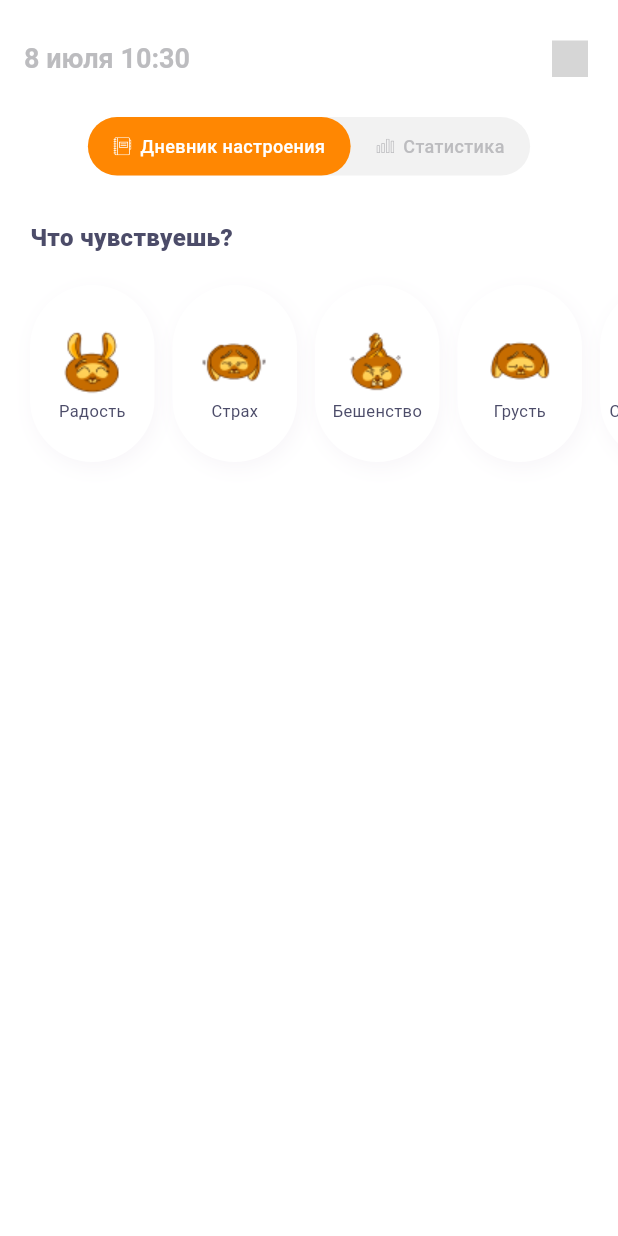
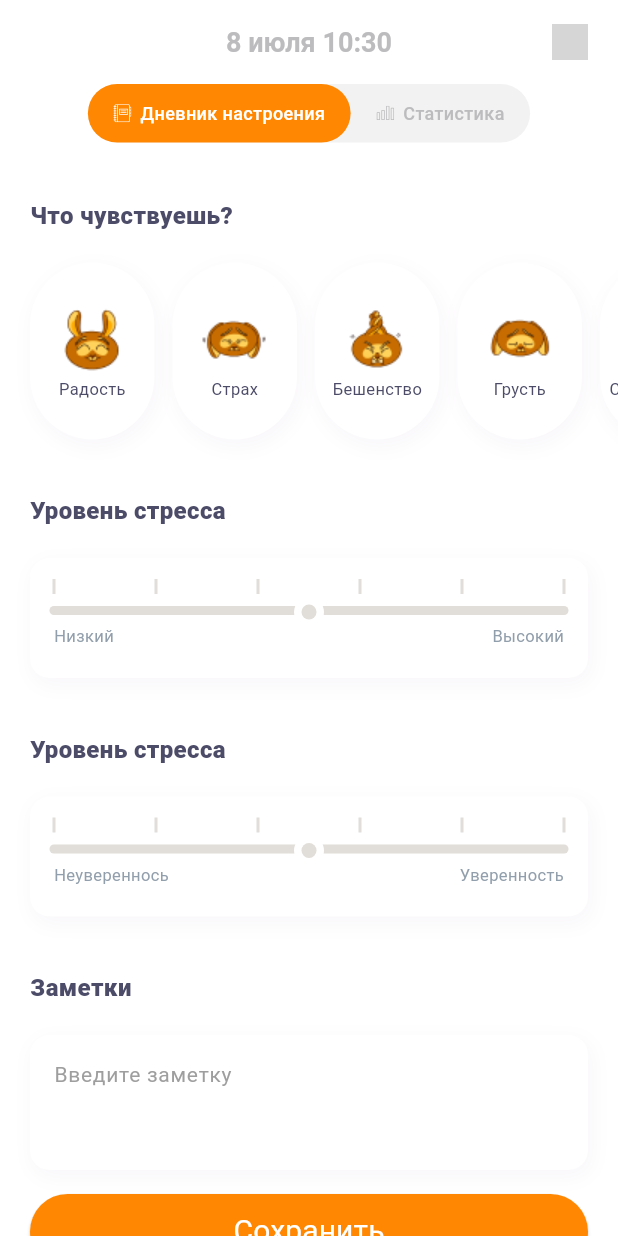
Before and after one commit to Barbos20/test_app_2, a Flutter app: the screen it shows after launch, on a phone screen of 412 x 824 dp. Run offline on Flutter 3.47's test engine with Material 3 defaults, Android fonts, the phone set to English and light mode, and no system bars; our stand-ins replace auto_route, flutter_svg, gap; Roboto replaces fonts that are missing (Nunito); grey boxes are pictures that could not be loaded.

Commit message:
- Добавление слайдера, ввода заметок и кнопки. - Переключение между экранами.

```diff
--- a/lib/src/common/localization/intl/intl_ru.arb
+++ b/lib/src/common/localization/intl/intl_ru.arb
@@ -28,5 +28,7 @@
     "pleasure":"Удовольствие",
     "sensuality":"Чувственность",
     "energy":"Энергичность",
-    "extravagance":"Экстравагантность"
+    "extravagance":"Экстравагантность",
+    "safeData":"Ваши данные записаны и сохранены в статистике.",
+    "close":"Закрыть"
 }
--- a/lib/src/common/localization/l10n.dart
+++ b/lib/src/common/localization/l10n.dart
@@ -349,6 +349,26 @@ class Localized {
       args: [],
     );
   }
+
+  /// `Ваши данные записаны и сохранены в статистике.`
+  String get safeData {
+    return Intl.message(
+      'Ваши данные записаны и сохранены в статистике.',
+      name: 'safeData',
+      desc: '',
+      args: [],
+    );
+  }
+
+  /// `Закрыть`
+  String get close {
+    return Intl.message(
+      'Закрыть',
+      name: 'close',
+      desc: '',
+      args: [],
+    );
+  }
 }
 
 class AppLocalizationDelegate extends LocalizationsDelegate<Localized> {
--- a/lib/src/feature/mood_diary/ui/screens/mood_diary_screen.dart
+++ b/lib/src/feature/mood_diary/ui/screens/mood_diary_screen.dart
@@ -4,11 +4,11 @@ import 'package:flutter_svg/flutter_svg.dart';
 import 'package:gap/gap.dart';
 import 'package:intl/intl.dart';
 import 'package:test_app_2/gen/assets.gen.dart';
-import 'package:test_app_2/src/feature/mood_diary/widgets/feel.dart';
+import 'package:test_app_2/src/feature/mood_diary/ui/screens/mood_page.dart';
+import 'package:test_app_2/src/feature/mood_diary/ui/screens/statistic_page.dart';
 import 'package:test_app_2/src/feature/mood_diary/widgets/switch_point.dart';
 import 'package:test_app_2/src/theme/app_color.dart';
 import 'package:test_app_2/src/theme/app_text_style.dart';
-import 'package:test_app_2/src/widgets/body_with_padding.dart';
 
 @RoutePage()
 class MoodDiaryScreen extends StatefulWidget {
@@ -19,10 +19,10 @@ class MoodDiaryScreen extends StatefulWidget {
 }
 
 class _MoodDiaryScreenState extends State<MoodDiaryScreen> {
-  String? selectedPoint;
-  String? selectedDescription;
+  final date = DateFormat('d MMMM HH:mm', 'ru').format(DateTime.now());
+  late PageController pageController = PageController();
+  double _pageIndex = 0;
   bool isMoodDiarySelected = true;
-  final date = DateFormat('d MMMM HH:mm', 'ru').format(DateTime.now());
 
   void toggleSelection() {
     setState(() {
@@ -30,16 +30,10 @@ class _MoodDiaryScreenState extends State<MoodDiaryScreen> {
     });
   }
 
-  void onPointSelected(String point) {
-    setState(() {
-      selectedPoint = point;
-    });
+  void _handleBack() {
+    if (_pageIndex > 0) {
+      _transition(pageController, (_pageIndex * 2).toInt() - 1);
     }
-
-  void onDescriptionSelected(String description) {
-    setState(() {
-      selectedDescription = description;
-    });
   }
 
   @override
@@ -47,12 +41,14 @@ class _MoodDiaryScreenState extends State<MoodDiaryScreen> {
     return Scaffold(
       appBar: PreferredSize(
         preferredSize: const Size.fromHeight(kToolbarHeight),
-        child: Padding(
-          padding: const EdgeInsets.only(top: 22),
         child: AppBar(
+          centerTitle: true,
+          backgroundColor: AppColors.white,
           title: Text(
             date,
-              style: AppTextStyle.style18w700.copyWith(color: AppColors.grey2),
+            style: AppTextStyle.style18w700.copyWith(
+              color: AppColors.grey2,
+            ),
           ),
           actions: [
             Padding(
@@ -69,26 +65,53 @@ class _MoodDiaryScreenState extends State<MoodDiaryScreen> {
           ],
         ),
       ),
-      ),
-      body: bodyWithPadding(
-        child: Center(
+      body: SafeArea(
         child: Column(
           children: [
             SwitchPoint(
-                toggleSelection: toggleSelection,
+              toggleSelection: () {
+                toggleSelection();
+                _transition(pageController, isMoodDiarySelected ? 0 : 1);
+              },
               isMoodDiarySelected: isMoodDiarySelected,
             ),
-              const Gap(30),
-              Feel(
-                selectedPoint: selectedPoint,
-                selectedDescription: selectedDescription,
-                onPointSelected: onPointSelected,
-                onDescriptionSelected: onDescriptionSelected,
+            const Gap(15),
+            Expanded(
+              child: PageView.builder(
+                physics: const NeverScrollableScrollPhysics(),
+                controller: pageController,
+                onPageChanged: (value) {
+                  setState(() {
+                    _pageIndex = value / 9;
+                  });
+                },
+                itemBuilder: (context, index) {
+                  switch (index) {
+                    case 0:
+                      return MoodPage(
+                        onNext: () => _transition(pageController, 1),
+                        onBack: _handleBack,
+                      );
+                    case 1:
+                      return StatisticPage(
+                        onNext: () => _transition(pageController, 2),
+                        onBack: _handleBack,
+                      );
+                  }
+                  return null;
+                },
+              ),
             ),
           ],
-          ),
         ),
       ),
     );
   }
 }
+
+_transition(PageController pageController, int pageIndex) =>
+    pageController.animateToPage(
+      pageIndex,
+      duration: const Duration(milliseconds: 500),
+      curve: Curves.easeInOutCubic,
+    );
--- /dev/null
+++ b/lib/src/feature/mood_diary/ui/screens/mood_page.dart
@@ -0,0 +1,95 @@
+import 'package:flutter/material.dart';
+import 'package:gap/gap.dart';
+import 'package:test_app_2/src/common/localization/l10n.dart';
+import 'package:test_app_2/src/feature/mood_diary/widgets/btn.dart';
+import 'package:test_app_2/src/feature/mood_diary/widgets/feel.dart';
+import 'package:test_app_2/src/feature/mood_diary/widgets/notes.dart';
+import 'package:test_app_2/src/feature/mood_diary/widgets/self_assessment.dart';
+import 'package:test_app_2/src/feature/mood_diary/widgets/stress_level.dart';
+import 'package:test_app_2/src/widgets/body_with_padding.dart';
+
+class MoodPage extends StatefulWidget {
+  const MoodPage({
+    super.key,
+    this.onNext,
+    this.onBack,
+  });
+
+  final VoidCallback? onNext;
+  final VoidCallback? onBack;
+
+  @override
+  State<MoodPage> createState() => _MoodPageState();
+}
+
+class _MoodPageState extends State<MoodPage> {
+  TextEditingController notesController = TextEditingController();
+  String? selectedPoint;
+  String? selectedDescription;
+  double stressSliderValue = 2.5;
+  double selfAssessmentSliderValue = 2.5;
+
+  void onPointSelected(String point) {
+    setState(() {
+      selectedPoint = point;
+    });
+  }
+
+  void onDescriptionSelected(String description) {
+    setState(() {
+      selectedDescription = description;
+    });
+  }
+
+  void _updateStressSliderValue(double value) {
+    setState(() {
+      stressSliderValue = value;
+    });
+  }
+
+  void _updateSelfAssessmentSliderValue(double value) {
+    setState(() {
+      selfAssessmentSliderValue = value;
+    });
+  }
+
+  @override
+  Widget build(BuildContext context) {
+    return SingleChildScrollView(
+      child: bodyWithPadding(
+        child: Center(
+          child: Column(
+            children: [
+              Feel(
+                selectedPoint: selectedPoint,
+                selectedDescription: selectedDescription,
+                onPointSelected: onPointSelected,
+                onDescriptionSelected: onDescriptionSelected,
+              ),
+              const Gap(36),
+              StressLevel(
+                sliderValue: stressSliderValue,
+                onSliderChange: _updateStressSliderValue,
+                leftTitle: Localized.of(context).lowLevel,
+                rightTitle: Localized.of(context).hightLevel,
+              ),
+              const Gap(36),
+              SelfAssessment(
+                sliderValue: selfAssessmentSliderValue,
+                onSliderChange: _updateSelfAssessmentSliderValue,
+                leftTitle: Localized.of(context).uncertainty,
+                rightTitle: Localized.of(context).confidence,
+              ),
+              const Gap(36),
+              Notes(notesController: notesController),
+              const Gap(16),
+              btn(
+                context: context,
+              ),
+            ],
+          ),
+        ),
+      ),
+    );
+  }
+}
--- /dev/null
+++ b/lib/src/feature/mood_diary/ui/screens/statistic_page.dart
@@ -0,0 +1,13 @@
+import 'package:flutter/material.dart';
+
+class StatisticPage extends StatelessWidget {
+  const StatisticPage({super.key, this.onNext, this.onBack});
+
+  final VoidCallback? onNext;
+  final VoidCallback? onBack;
+
+  @override
+  Widget build(BuildContext context) {
+    return Container();
+  }
+}
--- /dev/null
+++ b/lib/src/feature/mood_diary/widgets/btn.dart
@@ -0,0 +1,50 @@
+import 'package:flutter/material.dart';
+import 'package:test_app_2/src/common/localization/l10n.dart';
+import 'package:test_app_2/src/theme/app_color.dart';
+import 'package:test_app_2/src/theme/app_text_style.dart';
+
+ElevatedButton btn({
+  required BuildContext context,
+}) {
+  return ElevatedButton(
+    onPressed: () {
+      showDialog(
+        context: context,
+        builder: (BuildContext context) {
+          return AlertDialog(
+            backgroundColor: AppColors.white,
+            content: Text(
+              Localized.of(context).safeData,
+              style: AppTextStyle.style20w400.copyWith(
+                color: AppColors.black,
+              ),
+            ),
+            actions: <Widget>[
+              TextButton(
+                child: Text(
+                  Localized.of(context).close,
+                  style: AppTextStyle.style14w400.copyWith(
+                    color: AppColors.black,
+                  ),
+                ),
+                onPressed: () {
+                  Navigator.of(context).pop();
+                },
+              ),
+            ],
+          );
+        },
+      );
+    },
+    style: ElevatedButton.styleFrom(
+      backgroundColor: AppColors.mandarin,
+      minimumSize: const Size(double.infinity, 50),
+    ),
+    child: Text(
+      Localized.of(context).safe,
+      style: AppTextStyle.style20w400.copyWith(
+        color: AppColors.white,
+      ),
+    ),
+  );
+}
--- /dev/null
+++ b/lib/src/feature/mood_diary/widgets/custom_slider.dart
@@ -0,0 +1,177 @@
+import 'package:flutter/material.dart';
+import 'package:test_app_2/src/theme/app_color.dart';
+import 'package:test_app_2/src/theme/app_text_style.dart';
+
+class StressSlider extends StatefulWidget {
+  final double value;
+  final ValueChanged<double> onChanged;
+  final String leftTitle;
+  final String rightTitle;
+
+  const StressSlider({
+    required this.value,
+    required this.onChanged,
+    super.key,
+    required this.leftTitle,
+    required this.rightTitle,
+  });
+
+  @override
+  State<StressSlider> createState() => _StressSliderState();
+}
+
+class _StressSliderState extends State<StressSlider> {
+  bool _isMoved = false;
+  @override
+  Widget build(BuildContext context) {
+    return Padding(
+      padding: const EdgeInsets.only(top: 16, bottom: 10),
+      child: LayoutBuilder(
+        builder: (context, constraints) {
+          return Column(
+            children: [
+              GestureDetector(
+                onPanUpdate: (details) {
+                  setState(() {
+                    _isMoved = true;
+                  });
+                  double localValue =
+                      (details.localPosition.dx / constraints.maxWidth)
+                          .clamp(0.0, 1.0);
+                  widget.onChanged(_getClosestStop(localValue));
+                },
+                child: Stack(
+                  clipBehavior: Clip.none,
+                  children: [
+                    CustomPaint(
+                      size: Size(constraints.maxWidth, 18),
+                      painter: _SliderPainter(widget.value, _isMoved),
+                    ),
+                    Positioned(
+                      left: (widget.value / 5) * constraints.maxWidth - 10.0,
+                      child: Container(
+                        width: 20,
+                        height: 20,
+                        decoration: BoxDecoration(
+                          color: AppColors.white,
+                          shape: BoxShape.circle,
+                          border: Border.all(
+                            color: AppColors.white,
+                            width: 2,
+                          ),
+                        ),
+                        child: Center(
+                          child: Container(
+                            width: 10,
+                            height: 10,
+                            decoration: BoxDecoration(
+                              color: _isMoved
+                                  ? AppColors.mandarin
+                                  : AppColors.grey5,
+                              shape: BoxShape.circle,
+                            ),
+                          ),
+                        ),
+                      ),
+                    ),
+                    if (widget.value == 6.0)
+                      Positioned(
+                        right: -10.0,
+                        child: Container(
+                          width: 18,
+                          height: 18,
+                          decoration: BoxDecoration(
+                            color: AppColors.white,
+                            shape: BoxShape.circle,
+                            border: Border.all(
+                              color: AppColors.white,
+                              width: 2,
+                            ),
+                          ),
+                          child: Center(
+                            child: Container(
+                              width: 10,
+                              height: 10,
+                              decoration: const BoxDecoration(
+                                color: AppColors.mandarin,
+                                shape: BoxShape.circle,
+                              ),
+                            ),
+                          ),
+                        ),
+                      ),
+                  ],
+                ),
+              ),
+              Row(
+                mainAxisAlignment: MainAxisAlignment.spaceBetween,
+                children: [
+                  Text(
+                    widget.leftTitle,
+                    style: AppTextStyle.style11w400.copyWith(
+                      color: AppColors.grey6,
+                    ),
+                  ),
+                  Text(
+                    widget.rightTitle,
+                    style: AppTextStyle.style11w400.copyWith(
+                      color: AppColors.grey6,
+                    ),
+                  ),
+                ],
+              )
+            ],
+          );
+        },
+      ),
+    );
+  }
+
+  double _getClosestStop(double value) {
+    final List<double> stops = [0, 1, 2, 3, 4, 5];
+    double scaledValue = value * 5;
+    return stops.reduce(
+        (a, b) => (a - scaledValue).abs() < (b - scaledValue).abs() ? a : b);
+  }
+}
+
+class _SliderPainter extends CustomPainter {
+  final double value;
+  final bool isMoved;
+
+  _SliderPainter(this.value, this.isMoved);
+
+  @override
+  void paint(Canvas canvas, Size size) {
+    final paintGray = Paint()
+      ..color = AppColors.grey5
+      ..strokeWidth = 6
+      ..strokeCap = StrokeCap.round;
+
+    final paintOrange = Paint()
+      ..color = isMoved ? AppColors.mandarin : AppColors.grey5
+      ..strokeWidth = 6
+      ..strokeCap = StrokeCap.round;
+
+    final paintLine = Paint()
+      ..color = AppColors.grey5
+      ..strokeWidth = 2;
+
+    double sliderPosition = (value / 5) * size.width;
+
+    for (int i = 0; i <= 5; i++) {
+      double x = i * (size.width / 5);
+      canvas.drawLine(Offset(x, -2), Offset(x, -12), paintLine);
+    }
+
+    canvas.drawLine(Offset(0, size.height / 2),
+        Offset(sliderPosition, size.height / 2), paintOrange);
+    canvas.drawLine(Offset(sliderPosition, size.height / 2),
+        Offset(size.width, size.height / 2), paintGray);
+  }
+
+  @override
+  bool shouldRepaint(covariant CustomPainter oldDelegate) {
+    return true;
+  }
+}
--- /dev/null
+++ b/lib/src/feature/mood_diary/widgets/notes.dart
@@ -0,0 +1,75 @@
+import 'package:flutter/material.dart';
+import 'package:gap/gap.dart';
+import 'package:test_app_2/src/common/localization/l10n.dart';
+import 'package:test_app_2/src/theme/app_color.dart';
+import 'package:test_app_2/src/theme/app_text_style.dart';
+
+class Notes extends StatelessWidget {
+  const Notes({
+    super.key,
+    required this.notesController,
+  });
+
+  final TextEditingController notesController;
+
+  @override
+  Widget build(BuildContext context) {
+    return Column(
+      children: [
+        Align(
+          alignment: Alignment.centerLeft,
+          child: Text(
+            Localized.of(context).notes,
+            style: AppTextStyle.style16w800.copyWith(
+              color: AppColors.black,
+            ),
+          ),
+        ),
+        const Gap(20),
+        Container(
+          decoration: BoxDecoration(
+            color: AppColors.white,
+            borderRadius: BorderRadius.circular(13),
+            boxShadow: const [
+              BoxShadow(
+                color: Color(0x1AB6A1C0),
+                offset: Offset(2, 4),
+                blurRadius: 10.8,
+                spreadRadius: 0,
+              ),
+            ],
+          ),
+          child: SizedBox(
+            height: 90,
+            child: TextField(
+              maxLines: 5,
+              controller: notesController,
+              style: AppTextStyle.style14w400.copyWith(
+                color: AppColors.black,
+              ),
+              cursorColor: AppColors.black,
+              decoration: InputDecoration(
+                hintText: Localized.of(context).enterNotes,
+                hintStyle: const TextStyle(color: Colors.grey),
+                filled: true,
+                fillColor: Colors.transparent,
+                enabledBorder: OutlineInputBorder(
+                  borderSide: BorderSide.none,
+                  borderRadius: BorderRadius.circular(19),
+                ),
+                disabledBorder: OutlineInputBorder(
+                  borderSide: BorderSide.none,
+                  borderRadius: BorderRadius.circular(19),
+                ),
+                focusedBorder: OutlineInputBorder(
+                  borderSide: BorderSide.none,
+                  borderRadius: BorderRadius.circular(19),
+                ),
+              ),
+            ),
+          ),
+        ),
+      ],
+    );
+  }
+}
--- /dev/null
+++ b/lib/src/feature/mood_diary/widgets/self_assessment.dart
@@ -0,0 +1,75 @@
+import 'package:flutter/material.dart';
+import 'package:gap/gap.dart';
+import 'package:test_app_2/src/common/localization/l10n.dart';
+import 'package:test_app_2/src/feature/mood_diary/widgets/custom_slider.dart';
+import 'package:test_app_2/src/theme/app_color.dart';
+import 'package:test_app_2/src/theme/app_text_style.dart';
+
+class SelfAssessment extends StatefulWidget {
+  final double sliderValue;
+  final ValueChanged<double> onSliderChange;
+  final String leftTitle;
+  final String rightTitle;
+
+  const SelfAssessment({
+    super.key,
+    required this.sliderValue,
+    required this.onSliderChange,
+    required this.leftTitle,
+    required this.rightTitle,
+  });
+
+  @override
+  State<SelfAssessment> createState() => _SelfAssessmentState();
+}
+
+class _SelfAssessmentState extends State<SelfAssessment> {
+  @override
+  Widget build(BuildContext context) {
+    return Column(
+      mainAxisAlignment: MainAxisAlignment.center,
+      children: [
+        Align(
+          alignment: Alignment.centerLeft,
+          child: Text(
+            Localized.of(context).stressLevel,
+            style: AppTextStyle.style16w800.copyWith(
+              color: AppColors.black,
+            ),
+          ),
+        ),
+        const Gap(20),
+        Container(
+          decoration: BoxDecoration(
+            borderRadius: BorderRadius.circular(13),
+            color: AppColors.white,
+            boxShadow: const [
+              BoxShadow(
+                color: Color(0x1AB6A1C0),
+                offset: Offset(2, 4),
+                blurRadius: 10.8,
+                spreadRadius: 0,
+              ),
+            ],
+          ),
+          child: Padding(
+            padding: const EdgeInsets.symmetric(
+              vertical: 10,
+              horizontal: 16,
+            ),
+            child: Column(
+              children: [
+                StressSlider(
+                  value: widget.sliderValue,
+                  onChanged: widget.onSliderChange,
+                  leftTitle: widget.leftTitle,
+                  rightTitle: widget.rightTitle,
+                ),
+              ],
+            ),
+          ),
+        ),
+      ],
+    );
+  }
+}
--- /dev/null
+++ b/lib/src/feature/mood_diary/widgets/stress_level.dart
@@ -0,0 +1,75 @@
+import 'package:flutter/material.dart';
+import 'package:gap/gap.dart';
+import 'package:test_app_2/src/common/localization/l10n.dart';
+import 'package:test_app_2/src/feature/mood_diary/widgets/custom_slider.dart';
+import 'package:test_app_2/src/theme/app_color.dart';
+import 'package:test_app_2/src/theme/app_text_style.dart';
+
+class StressLevel extends StatefulWidget {
+  final double sliderValue;
+  final ValueChanged<double> onSliderChange;
+  final String leftTitle;
+  final String rightTitle;
+
+  const StressLevel({
+    super.key,
+    required this.sliderValue,
+    required this.onSliderChange,
+    required this.leftTitle,
+    required this.rightTitle,
+  });
+
+  @override
+  State<StressLevel> createState() => _StressLevelState();
+}
+
+class _StressLevelState extends State<StressLevel> {
+  @override
+  Widget build(BuildContext context) {
+    return Column(
+      mainAxisAlignment: MainAxisAlignment.center,
+      children: [
+        Align(
+          alignment: Alignment.centerLeft,
+          child: Text(
+            Localized.of(context).stressLevel,
+            style: AppTextStyle.style16w800.copyWith(
+              color: AppColors.black,
+            ),
+          ),
+        ),
+        const Gap(20),
+        Container(
+          decoration: BoxDecoration(
+            borderRadius: BorderRadius.circular(13),
+            color: AppColors.white,
+            boxShadow: const [
+              BoxShadow(
+                color: Color(0x1AB6A1C0),
+                offset: Offset(2, 4),
+                blurRadius: 10.8,
+                spreadRadius: 0,
+              ),
+            ],
+          ),
+          child: Padding(
+            padding: const EdgeInsets.symmetric(
+              vertical: 10,
+              horizontal: 16,
+            ),
+            child: Column(
+              children: [
+                StressSlider(
+                  value: widget.sliderValue,
+                  onChanged: widget.onSliderChange,
+                  leftTitle: widget.leftTitle,
+                  rightTitle: widget.rightTitle,
+                ),
+              ],
+            ),
+          ),
+        ),
+      ],
+    );
+  }
+}
--- a/lib/src/theme/app_color.dart
+++ b/lib/src/theme/app_color.dart
@@ -3,6 +3,8 @@ import 'package:flutter/material.dart';
 abstract class AppColors {
   static const Color grey2 = Color(0xFFBCBCBF);
   static const Color grey4 = Color(0xFFF2F2F2);
+  static const Color grey5 = Color(0xFFE1DDD8);
+  static const Color grey6 = Color(0xFF919EAB);
   static const Color white = Color(0xFFFFFFFF);
   static const Color mandarin = Color(0xFFFF8702);
   static const Color black = Color(0xFF4C4C69);
--- a/lib/src/theme/app_text_style.dart
+++ b/lib/src/theme/app_text_style.dart
@@ -13,6 +13,12 @@ abstract class AppTextStyle {
     fontSize: 12,
     fontWeight: FontWeight.w500,
   );
+  //fontSize 14
+  static const TextStyle style14w400 = TextStyle(
+    fontFamily: 'Nunito',
+    fontSize: 14,
+    fontWeight: FontWeight.w400,
+  );
   //fontSize 16
   static const TextStyle style16w800 = TextStyle(
     fontFamily: 'Nunito',
@@ -25,4 +31,10 @@ abstract class AppTextStyle {
     fontSize: 18,
     fontWeight: FontWeight.w700,
   );
+  //fontSize 28
+  static const TextStyle style20w400 = TextStyle(
+    fontFamily: 'Nunito',
+    fontSize: 20,
+    fontWeight: FontWeight.w400,
+  );
 }
```
Lines whose indentation alone changed are shown as unchanged.
